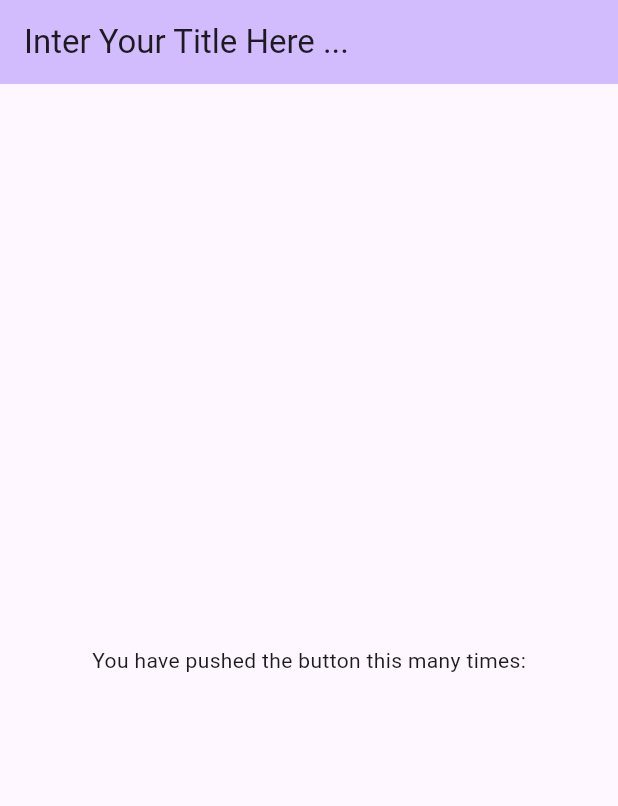
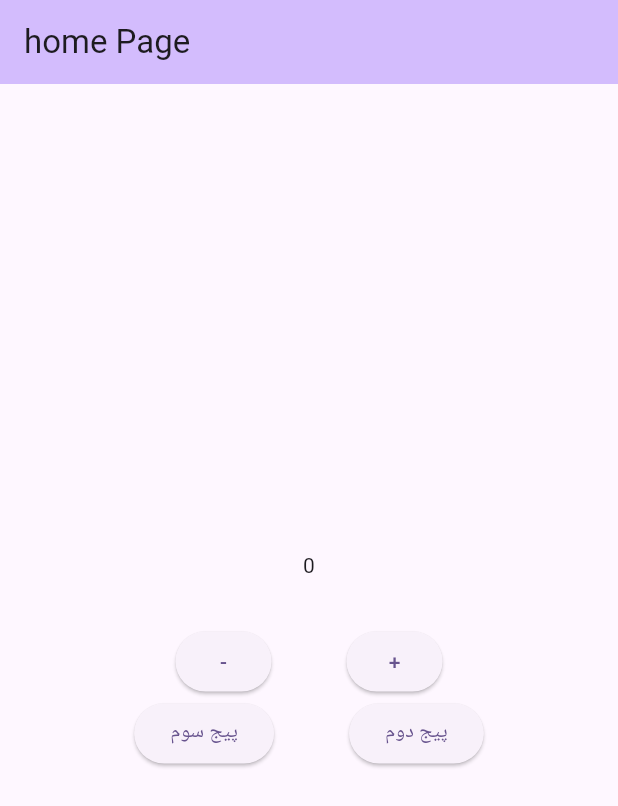
Before and after one commit to jimpatrick/test_features, a Flutter app: the screen it shows after launch, on a phone screen of 412 x 824 dp. Shown: the top 806 px of the screen. Run offline on Flutter 3.47's test engine with Material 2 defaults, Android fonts, the phone set to English and light mode, and no system bars; our stand-ins replace flutter_bloc.

Commit message:
Counter app with Bloc statement management

```diff
--- /dev/null
+++ b/lib/logic/counter_cubit.dart
@@ -0,0 +1,11 @@
+import 'package:flutter_bloc/flutter_bloc.dart';
+import 'package:meta/meta.dart';
+
+part 'counter_state.dart';
+
+class CounterCubit extends Cubit<CounterState> {
+  CounterCubit() : super(const CounterInitial(0, false));
+
+  void increment() => emit(CounterValueState(state.counterValue + 1, true));
+  void decrement() => emit(CounterValueState(state.counterValue - 1, false));
+}
--- /dev/null
+++ b/lib/logic/counter_state.dart
@@ -0,0 +1,16 @@
+part of 'counter_cubit.dart';
+
+@immutable
+abstract class CounterState {
+  const CounterState(this.counterValue, this.isIncrement);
+  final int counterValue;
+  final bool isIncrement;
+}
+
+class CounterInitial extends CounterState {
+  const CounterInitial(super.counterValue, super.isIncrement);
+}
+
+class CounterValueState extends CounterState {
+  const CounterValueState(super.counterValue, super.isIncrement);
+}
--- a/lib/main.dart
+++ b/lib/main.dart
@@ -1,26 +1,46 @@
 import 'package:flutter/material.dart';
+import 'package:flutter_bloc/flutter_bloc.dart';
+import 'package:test_feature/logic/counter_cubit.dart';
+import 'package:test_feature/presentiation/router.dart';
 
 void main() {
   runApp(const MyApp());
 }
 
-class MyApp extends StatelessWidget {
+class MyApp extends StatefulWidget {
   const MyApp({super.key});
+
+  @override
+  State<MyApp> createState() => _MyAppState();
+}
+
+class _MyAppState extends State<MyApp> {
+
+  final _router = AppRouter();
+
+  @override
+  void dispose() {
+    super.dispose();
+    _router.dispose();
+  }
+
   @override
   Widget build(BuildContext context) {
     return MaterialApp(
       title: 'Flutter',
+      debugShowCheckedModeBanner: false,
+      onGenerateRoute: _router.onGenerateRoute,
       theme: ThemeData(
         colorScheme: ColorScheme.fromSeed(seedColor: Colors.deepPurple),
         useMaterial3: true,
       ),
-      home: const MyHomePage(title: 'Inter Your Title Here ...'),
     );
   }
 }
 
 class MyHomePage extends StatefulWidget {
   const MyHomePage({super.key, required this.title});
+
   final String title;
 
   @override
@@ -28,6 +48,13 @@ class MyHomePage extends StatefulWidget {
 }
 
 class _MyHomePageState extends State<MyHomePage> {
+  void appSnackBar(String text) {
+    final snackBar = SnackBar(
+      content: Text(text),
+    );
+    ScaffoldMessenger.of(context).clearSnackBars();
+    ScaffoldMessenger.of(context).showSnackBar(snackBar);
+  }
 
   @override
   Widget build(BuildContext context) {
@@ -36,16 +63,96 @@ class _MyHomePageState extends State<MyHomePage> {
         backgroundColor: Theme.of(context).colorScheme.inversePrimary,
         title: Text(widget.title),
       ),
-      body: const Center(
+      body: Center(
         child: Column(
           mainAxisAlignment: MainAxisAlignment.center,
           children: <Widget>[
-            Text(
-              'You have pushed the button this many times:',
+            BlocConsumer<CounterCubit, CounterState>(
+              builder: (context, state) {
+                return Text(
+                  state.counterValue.toString(),
+                );
+              },
+              listener: (context, state) {
+                if (state.isIncrement == true) {
+                  appSnackBar('Incremented: ${state.counterValue}');
+                } else {
+                  appSnackBar('Decremented: ${state.counterValue}');
+                }
+              },
             ),
+            const SizedBox(height: 30),
+            Row(
+              mainAxisAlignment: MainAxisAlignment.center,
+              children: [
+                ElevatedButton(
+                    onPressed: () =>
+                        BlocProvider.of<CounterCubit>(context).decrement(),
+                    child: const Text('-')),
+                const SizedBox(width: 50),
+                ElevatedButton(
+                    onPressed: () =>
+                        context.read<CounterCubit>().increment(),
+                    child: const Text('+'))
+              ],
+            ),
+            Row(
+              mainAxisAlignment: MainAxisAlignment.center,
+              children: [
+                ElevatedButton(
+                    onPressed: () => Navigator.pushNamed(context, '/third'),
+                    child: const Text('پیج سوم')),
+                const SizedBox(width: 50),
+                ElevatedButton(
+                    onPressed: () => Navigator.pushNamed(context, '/second'),
+                    child: const Text('پیج دوم'))
+              ],
+            )
           ],
         ),
       ),
     );
   }
 }
+
+class SecondPage extends StatelessWidget {
+  const SecondPage({Key? key, required this.pageName, required this.color})
+      : super(key: key);
+  final String pageName;
+  final Color color;
+
+  @override
+  Widget build(BuildContext context) {
+    return Scaffold(
+      appBar: AppBar(title: Text(pageName), backgroundColor: color),
+      body: Center(
+        child: BlocBuilder<CounterCubit, CounterState>(
+          builder: (context, state) {
+            return Text(state.counterValue.toString());
+          },
+        ),
+      ),
+    );
+  }
+}
+
+class ThirdPage extends StatelessWidget {
+  const ThirdPage({Key? key, required this.pageName, required this.color})
+      : super(key: key);
+  final String pageName;
+  final Color color;
+
+  @override
+  Widget build(BuildContext context) {
+    return Scaffold(
+      appBar: AppBar(title: Text(pageName), backgroundColor: color),
+      body: Center(
+        child: BlocBuilder<CounterCubit, CounterState>(
+          builder: (context, state) {
+            return Text(state.counterValue.toString());
+          },
+        ),
+      ),
+    );
+  }
+}
--- /dev/null
+++ b/lib/presentiation/router.dart
@@ -0,0 +1,42 @@
+import 'package:flutter/material.dart';
+import 'package:flutter_bloc/flutter_bloc.dart';
+import 'package:test_feature/logic/counter_cubit.dart';
+import 'package:test_feature/main.dart';
+
+class AppRouter {
+  final _counterCubit = CounterCubit();
+
+  Route? onGenerateRoute(RouteSettings settings) {
+    switch (settings.name) {
+      case '/':
+        return MaterialPageRoute(
+            builder: (_) => BlocProvider.value(
+                  value: _counterCubit,
+                  child: const MyHomePage(title: 'home Page'),
+                ));
+      case '/second':
+        return MaterialPageRoute(
+            builder: (_) => BlocProvider.value(
+                  value: _counterCubit,
+                  child: const SecondPage(
+                    pageName: 'صفحه دوم',
+                    color: Colors.greenAccent,
+                  ),
+                ));
+      case '/third':
+        return MaterialPageRoute(
+            builder: (_) => BlocProvider.value(
+                  value: _counterCubit,
+                  child: const ThirdPage(
+                    pageName: 'صفحه سوم',
+                    color: Colors.yellowAccent,
+                  ),
+                ));
+      default: return null;
+    }
+  }
+
+  void dispose() {
+    _counterCubit.close();
+  }
+}
--- a/pubspec.yaml
+++ b/pubspec.yaml
@@ -12,6 +12,8 @@ dependencies:
   flutter:
     sdk: flutter
   cupertino_icons: ^1.0.2
+  flutter_bloc: ^8.1.3
+  meta: any
 
 dev_dependencies:
   flutter_test:
```
Also changed, not shown: pubspec.lock.
